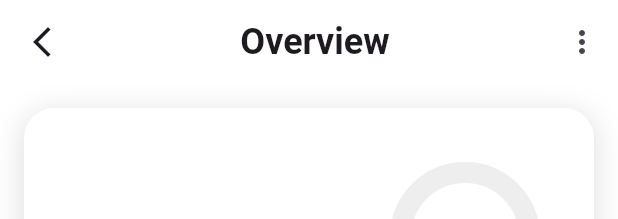
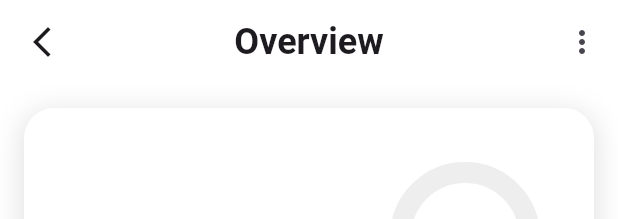
Before and after one commit to Le-Anh-Quoc/Work-Group-App, a Flutter app: the ProjectWidget widget shown alone on an empty page, opened directly with empty values, after a tap on "Team", on a phone screen of 412 x 824 dp. Shown: the top 219 px of the screen. Run offline on Flutter 3.47's test engine with Material 3 defaults, Android fonts, the phone set to English and light mode, and no system bars; drawn by our look-alikes of percent_indicator; our stand-ins replace cloud_firestore, file_picker, firebase_auth, firebase_core, firebase_storage, fl_chart and 4 more; missing offline and left inert: firebase_app_check; accounts and stored records are empty; network calls fail.

Commit message:
update ui

```diff
--- a/lib/screens/project/ActivityScreen.dart
+++ b/lib/screens/project/ActivityScreen.dart
@@ -90,7 +90,9 @@ class _ActivityScreenState extends State<ActivityScreen> {
   Widget build(BuildContext context) {
     final activityProvider = Provider.of<ActivityLog>(context);
     return Scaffold(
+      backgroundColor: Colors.white,
       appBar: AppBar(
+        backgroundColor: Colors.white,
         title: const Text('Activities',
             style: TextStyle(fontWeight: FontWeight.bold)),
       ),
@@ -98,11 +100,14 @@ class _ActivityScreenState extends State<ActivityScreen> {
         padding: const EdgeInsets.all(8.0),
         child: Column(
           children: [
-            SizedBox(
-              height: 70,
-              child: Row(
-                mainAxisAlignment: MainAxisAlignment.spaceEvenly,
-                children: _buildWeekdayButtons(),
+            Container(
+              color: Colors.white,
+              child: SizedBox(
+                height: 70,
+                child: Row(
+                  mainAxisAlignment: MainAxisAlignment.spaceEvenly,
+                  children: _buildWeekdayButtons(),
+                ),
               ),
             ),
             const SizedBox(height: 8),
--- a/lib/screens/project/DetailProjectScreen.dart
+++ b/lib/screens/project/DetailProjectScreen.dart
@@ -1,3 +1,4 @@
+import 'package:firebase_auth/firebase_auth.dart';
 import 'package:flutter/material.dart';
 import 'package:intl/intl.dart';
 import 'package:percent_indicator/circular_percent_indicator.dart';
@@ -30,6 +31,7 @@ class _DetailProjectScreenState extends State<DetailProjectScreen> {
   @override
   Widget build(BuildContext context) {
     final activityProvider = Provider.of<ActivityLog>(context);
+    final String currentUserId = FirebaseAuth.instance.currentUser!.uid;
     return DefaultTabController(
       length: 4,
       child: Scaffold(
@@ -45,13 +47,14 @@ class _DetailProjectScreenState extends State<DetailProjectScreen> {
                 );
               },
               icon: const Icon(Icons.arrow_back_ios_new)),
-          title: const Center(
-              child: Text(
-            'Overview',
-            style: TextStyle(fontWeight: FontWeight.bold, fontSize: 24),
-          )),
+          title: const Text(
+                      'Overview',
+                      style: TextStyle(fontWeight: FontWeight.bold, fontSize: 24),
+                    ),
+          centerTitle: true,
           actions: [
-            IconButton(onPressed: () {}, icon: const Icon(Icons.more_vert))
+            if (currentUserId == widget.project!.ownerId)
+              IconButton(onPressed: () {}, icon: const Icon(Icons.more_vert))
           ],
         ),
         body: SingleChildScrollView(
@@ -237,8 +240,8 @@ class _DetailProjectScreenState extends State<DetailProjectScreen> {
                               onPressed: () {
                                 Navigator.of(context).push(
                                   MaterialPageRoute(
-                                    builder: (_) =>
-                                        ActivityScreen(projectId: widget.project!.projectId),
+                                    builder: (_) => ActivityScreen(
+                                        projectId: widget.project!.projectId),
                                   ),
                                 );
                               },
--- a/lib/widgets/project/ProjectWidget.dart
+++ b/lib/widgets/project/ProjectWidget.dart
@@ -1,3 +1,4 @@
+import 'package:firebase_auth/firebase_auth.dart';
 import 'package:flutter/material.dart';
 import 'package:intl/intl.dart';
 import 'package:percent_indicator/circular_percent_indicator.dart';
@@ -6,7 +7,6 @@ import 'package:ruprup/models/project_model.dart';
 import 'package:ruprup/screens/project/DetailProjectScreen.dart';
 import 'package:ruprup/services/user_service.dart';
 import 'package:ruprup/widgets/avatar/InitialsAvatar.dart';
-//import 'package:ruprup/services/project_service.dart';
 
 class ProjectWidget extends StatelessWidget {
   final Project project;
@@ -14,11 +14,13 @@ class ProjectWidget extends StatelessWidget {
 
   @override
   Widget build(BuildContext context) {
+    final String currentUserId = FirebaseAuth.instance.currentUser!.uid;
     return Padding(
       padding: const EdgeInsets.only(bottom: 16),
       child: GestureDetector(
         onTap: () {
-          Provider.of<Project>(context, listen: false).setCurrentProject(project);
+          Provider.of<Project>(context, listen: false)
+              .setCurrentProject(project);
           Navigator.of(context).push(
             MaterialPageRoute(
               builder: (_) => DetailProjectScreen(project: project),
@@ -64,56 +66,23 @@ class ProjectWidget extends StatelessWidget {
                                   fontWeight: FontWeight.bold,
                                   fontSize: 24,
                                   color: Colors.black)),
-                          // IconButton(
-                          //   onPressed: () async {
-                          //     // Hiển thị hộp thoại xác nhận
-                          //     bool? confirm = await showDialog<bool>(
-                          //       context: context,
-                          //       builder: (BuildContext context) {
-                          //         return AlertDialog(
-                          //           backgroundColor: Colors.white,
-                          //           title: const Text('Delete Project'),
-                          //           content: const Text('Are you sure you want to delete this project?'),
-                          //           actions: <Widget>[
-                          //             TextButton(
-                          //               child: const Text('Cancel', style: TextStyle(color: Colors.blue)),
-                          //               onPressed: () {
-                          //                 Navigator.of(context).pop(false); // Trả về false khi hủy
-                          //               },
-                          //             ),
-                          //             TextButton(
-                          //               child: const Text('Delete', style: TextStyle(color: Colors.blue)),
-                          //               onPressed: () {
-                          //                 Navigator.of(context).pop(true); // Trả về true khi xác nhận
-                          //               },
-                          //             ),
-                          //           ],
-                          //         );
-                          //       },
-                          //     );
-
-                          //     // Nếu người dùng xác nhận, gọi phương thức xóa
-                          //     if (confirm == true) {
-                          //       await Provider.of<Project>(context, listen: false).deleteProject(project.projectId);
-                          //     }
-                          //   },
-                          //   icon: const Icon(Icons.delete),
-                          //   color: Colors.red, // Màu đỏ cho icon xóa
-                          // ),
                         ],
                       ),
                       // Text(project.description,
                       //     style: const TextStyle(
                       //         color: Colors.grey, fontSize: 16)),
+                      Column(
+                        crossAxisAlignment: CrossAxisAlignment.start,
+                        children: [
                           const Text('Team',
                               style: TextStyle(
-                              color: Colors.black,
+                                  color: Colors.grey,
                                   fontWeight: FontWeight.bold)),
-                      Container(
+                          SizedBox(
                             height: 30,
                             child: Stack(
-                          children:
-                              List.generate(project.memberIds.length, (index) {
+                              children: List.generate(project.memberIds.length,
+                                  (index) {
                                 final uid = project.memberIds[index];
                                 return Positioned(
                                     left: index *
@@ -123,10 +92,14 @@ class ProjectWidget extends StatelessWidget {
                                     //   backgroundImage: NetworkImage(
                                     //       'https://randomuser.me/api/portraits/women/$index.jpg'),
                                     // ),
-                              child: InitialsAvatar(name: UserService().getFullNameByUid(uid), size: 25)
-                            );
+                                    child: InitialsAvatar(
+                                        name:
+                                            UserService().getFullNameByUid(uid),
+                                        size: 25));
                               }),
                             ),
+                          ),
+                        ],
                       ),
                       Padding(
                         padding: const EdgeInsets.only(right: 24),
@@ -206,6 +179,9 @@ class ProjectWidget extends StatelessWidget {
                           CircularStrokeCap.round, // Đảm bảo viền tròn
                     ),
                   ),
+                  if (currentUserId == project.ownerId)
+                    const Positioned(
+                        top: 0, right: 0, child: Icon(Icons.star, size: 20, color: Colors.amber))
                 ],
               ),
             ),
```
Lines whose indentation alone changed are shown as unchanged.
